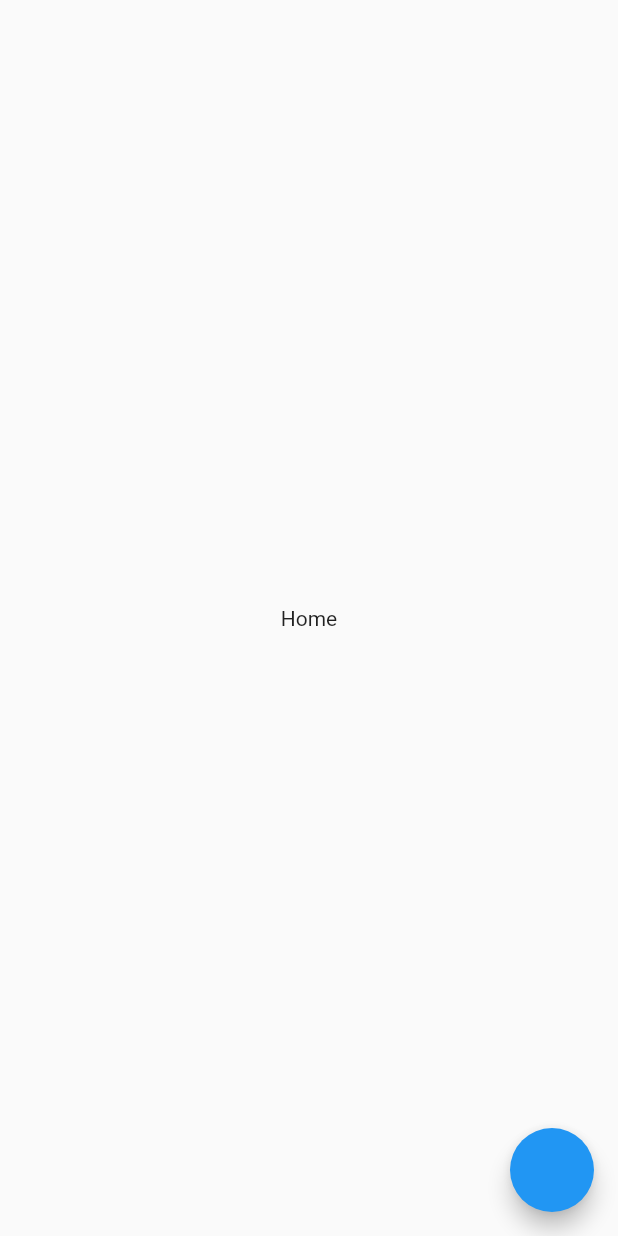
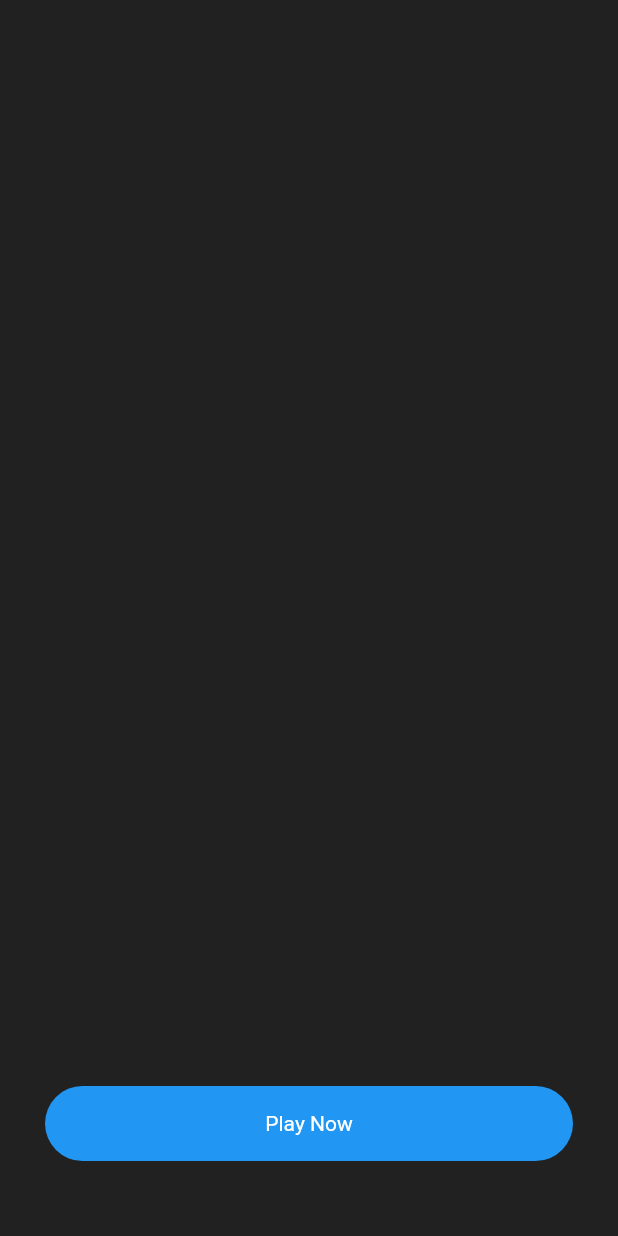
Before and after one commit to MCris29/trivia_game, a Flutter app: the screen it shows after launch, on a phone screen of 412 x 824 dp. Run offline on Flutter 3.47's test engine with Material 2 defaults, Android fonts, the phone set to English and light mode, and no system bars.

Commit message:
page home

```diff
--- a/lib/src/pages/HomePage.dart
+++ b/lib/src/pages/HomePage.dart
@@ -7,15 +7,49 @@ class HomePage extends StatelessWidget {
 
   @override
   Widget build(BuildContext context) {
-    return Scaffold(
-      floatingActionButton: FloatingActionButton(
-        onPressed: () {
+    final button = new InkWell(
+        onTap: () {
           Navigator.pushNamed(context, GAME);
         },
-      ),
+        child: new Container(
+          margin: new EdgeInsets.only(top: 30.0, left: 30.0, right: 30.0),
+          height: 50.0,
+          decoration: new BoxDecoration(
+              borderRadius: new BorderRadius.circular(30.0),
+              color: Colors.blue),
+          child: new Center(
+            child: new Text("Play Now",
+                style: const TextStyle(color: Colors.white)),
+          ),
+        ));
+
+    return Scaffold(
       body: Center(
-        child: Text("Home"),
+        child: Stack(
+          children: <Widget>[
+            new Backhome(),
+            new Positioned(
+                bottom: 0.0,
+                child: new Container(
+                  alignment: Alignment.center,
+                  margin: new EdgeInsets.only(bottom: 50.0),
+                  width: MediaQuery.of(context).size.width,
+                  child: new Column(
+                    children: <Widget>[button],
+                  ),
+                ))
+          ],
+        ),
       ),
     );
   }
 }
+
+class Backhome extends StatelessWidget {
+  @override
+  Widget build(BuildContext context) {
+    return new Container(
+      decoration: new BoxDecoration(color: Colors.black87),
+    );
+  }
+}
```
